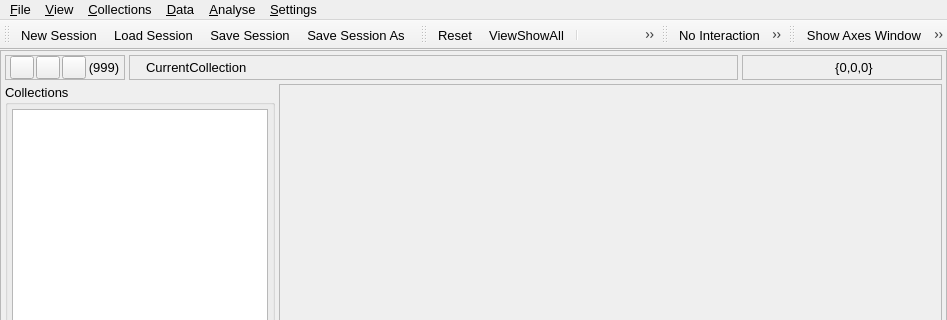
Before: the Qt Designer form src/gui/uchroma.ui in trisyoungs/uchroma, drawn with Qt 5; both pictures show x 0 to 947 and y 0 to 320 of the 947 by 664 pixel window.
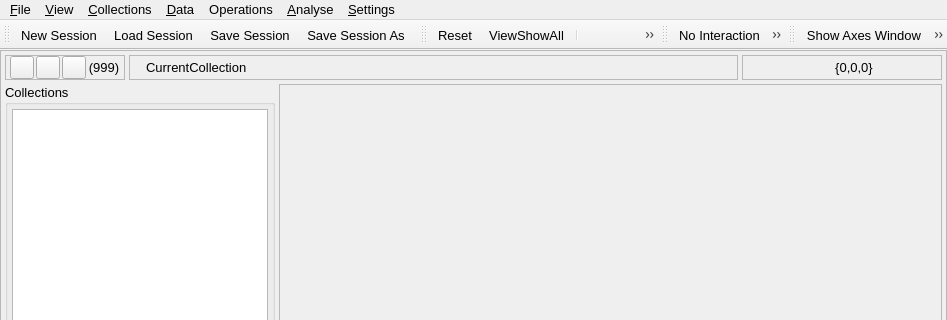
After: the same form once the commit is applied. Icons and pictures are not drawn. Custom widgets are drawn as their Qt base class.

```diff
--- a/src/gui/uchroma.ui
+++ b/src/gui/uchroma.ui
@@ -709,10 +709,18 @@
     <addaction name="separator"/>
     <addaction name="actionAnalyseViewFitResults"/>
    </widget>
+   <widget class="QMenu" name="menuOperations">
+    <property name="title">
+     <string>Operations</string>
+    </property>
+    <addaction name="actionOperateConstantBackgroundSubtraction"/>
+    <addaction name="actionOperateSetZValues"/>
+   </widget>
    <addaction name="menuFile"/>
    <addaction name="menuView"/>
    <addaction name="menuCollections"/>
    <addaction name="menuData"/>
+   <addaction name="menuOperations"/>
    <addaction name="menuAnalyse"/>
    <addaction name="menuSettings"/>
   </widget>
```
Left out of the diff: 10 changed lines with no effect on the pictures.
